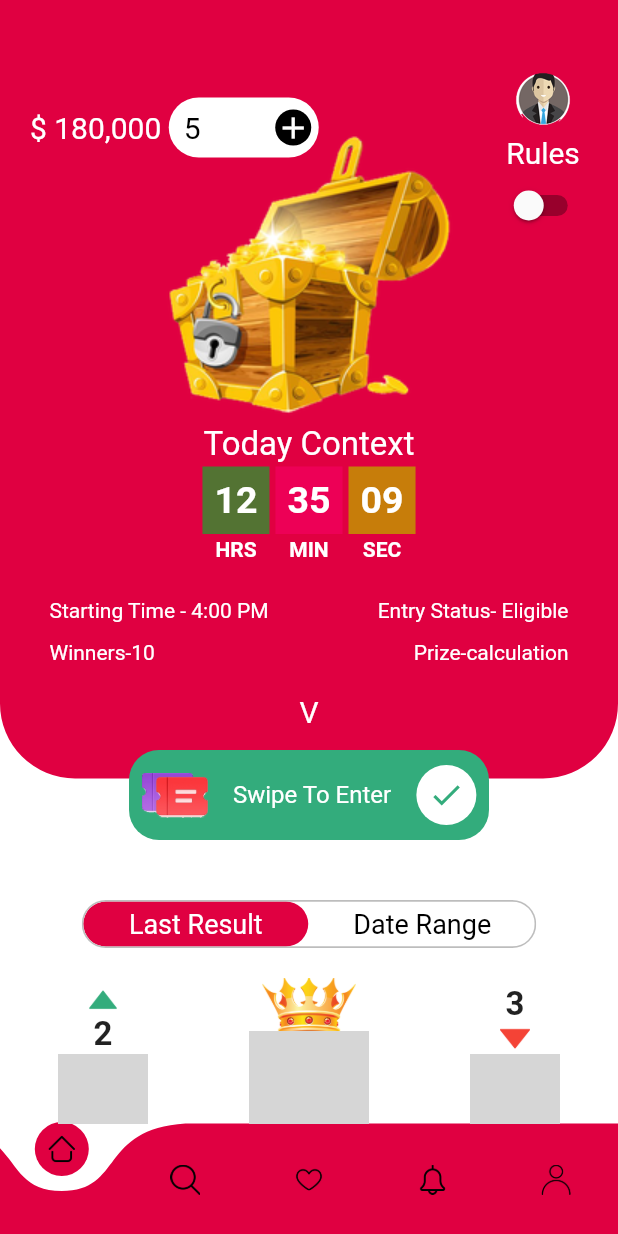
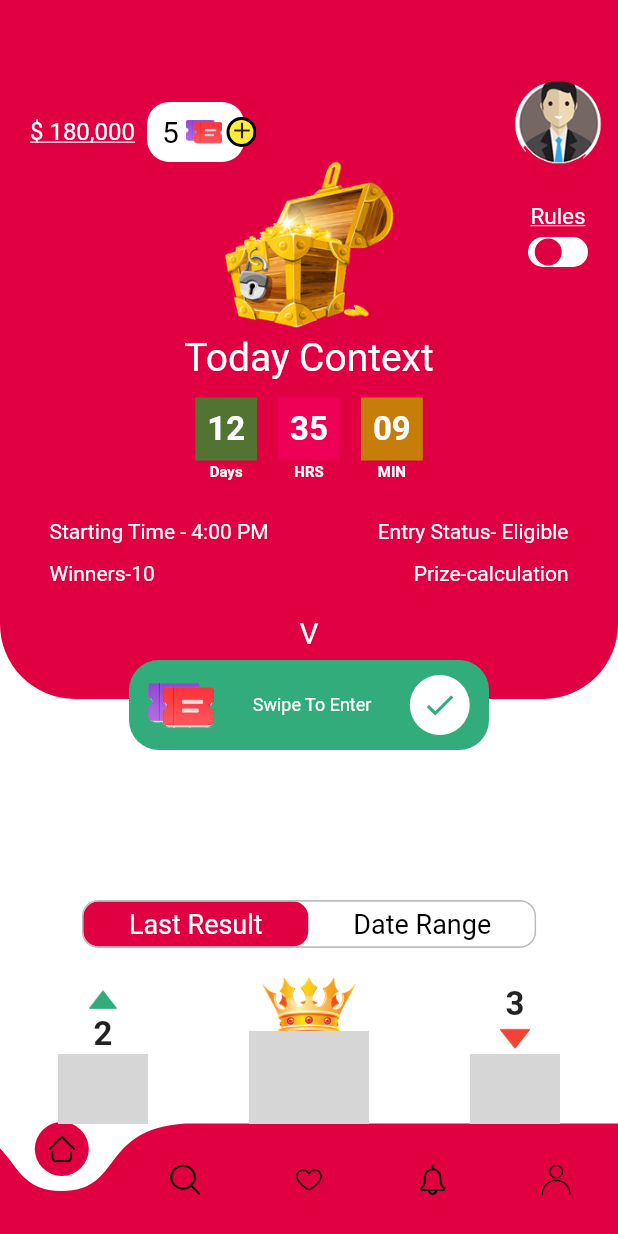
Before and after one commit to vanshajbhati/qq, a Flutter app: the Home screen opened directly, on a phone screen of 412 x 824 dp. Run offline on Flutter 3.47's test engine with Material 2 defaults, Android fonts, the light colour scheme and no system bars; drawn by our look-alikes of curved_navigation_bar, flutter_switch, toggle_switch; our stand-ins replace country_code_picker, get, google_fonts, pin_code_fields, syncfusion_flutter_charts, tab_indicator_styler; missing offline and left inert: flutter_beautiful_popup, flutter_jigsaw_puzzle; network calls fail; grey boxes are pictures that could not be loaded.

Commit message:
commit 24 feb

```diff
--- a/lib/home.dart
+++ b/lib/home.dart
@@ -4,6 +4,7 @@
 import 'package:curved_navigation_bar/curved_navigation_bar.dart';
 import 'package:flutter/material.dart';
 import 'package:flutter_beautiful_popup/main.dart';
+import 'package:flutter_switch/flutter_switch.dart';
 import 'package:qq/account.dart';
 import 'package:qq/buyTocken.dart';
 import 'package:qq/colors.dart';
@@ -193,13 +194,16 @@ class _HomeState extends State<Home> {
                             Container(
 
                               alignment: Alignment.center,
-                              margin: EdgeInsets.fromLTRB(00, 20, 00, 00),
-                              child: Image.asset("assets/4-2-treasure-picture-thumb.png"),
+                              margin: EdgeInsets.fromLTRB(00, 40, 00, 00),
+                              child: Image.asset("assets/4-2-treasure-picture-thumb.png", height: 120,),
                             ),
 
-                            Text("Today Context", style: TextStyle(
-                              color: Colors.white, fontSize: 22
+                            Container(
+                              height: 40,
+                              child: Text("Today Context", style: TextStyle(
+                                color: Colors.white, fontSize: 26
                               ),),
+                            ),
 
                             Row(
                               mainAxisAlignment: MainAxisAlignment.center,
@@ -212,15 +216,19 @@ class _HomeState extends State<Home> {
                                       color: Color(0xff537333),
                                       child: Center(
                                         child: Text("12", style: TextStyle(
-                                          fontWeight: FontWeight.bold, color: Colors.white,fontSize: 25
+                                          fontWeight: FontWeight.bold, color: Colors.white,fontSize: 22
                                         ),),
                                       ),
                                     ),
-                                    Text("HRS", style: TextStyle(
+                                    Text("Days", style: TextStyle(
                                         color: Colors.white,
+                                      fontSize: 10,
                                       fontWeight: FontWeight.bold
                                     ), ),
                                   ],
+                                ),
+                                SizedBox(
+                                  width: 10,
                                 ),
                                 Column(
                                   children: [
@@ -235,16 +243,21 @@ class _HomeState extends State<Home> {
                                         color: Color(0xffED0056),
                                         child: Center(
                                           child: Text("35", style: TextStyle(
-                                              fontWeight: FontWeight.bold, color: Colors.white,fontSize: 25
+                                              fontWeight: FontWeight.bold, color: Colors.white,fontSize: 22
                                           ),),
                                         ),
                                       ),
                                     ),
-                                    Text("MIN", style: TextStyle(
+                                    Text("HRS", style: TextStyle(
                                         color: Colors.white,
+                                        fontSize: 10,
                                         fontWeight: FontWeight.bold
                                     ), ),
                                   ],
+                                ),
+
+                                SizedBox(
+                                  width: 10,
                                 ),
                                 Column(
                                   children: [
@@ -254,12 +267,13 @@ class _HomeState extends State<Home> {
                                       color: Color(0xffC77D0A),
                                       child: Center(
                                         child: Text("09", style: TextStyle(
-                                            fontWeight: FontWeight.bold, color: Colors.white,fontSize: 25
+                                            fontWeight: FontWeight.bold, color: Colors.white,fontSize: 22
                                         ),),
                                       ),
                                     ),
-                                    Text("SEC", style: TextStyle(
+                                    Text("MIN", style: TextStyle(
                                         color: Colors.white,
+                                        fontSize: 10,
                                         fontWeight: FontWeight.bold
                                     ), ),
                                   ],
@@ -341,6 +355,13 @@ class _HomeState extends State<Home> {
                             Padding(
                               padding: EdgeInsets.all(10),
                             ),
+                            Container(
+                              child: InkWell(
+                                onTap: (){
+                                  Navigator.push(context, MaterialPageRoute(builder: (Context)=>BuyToken()));
+                                },
+                                child: Stack(
+                                    children: <Widget>[
                                       Row(
                                         children: [
                                           InkWell(
@@ -348,18 +369,24 @@ class _HomeState extends State<Home> {
                                               Navigator.push(context, MaterialPageRoute(builder: (Context)=>Wallet()));
                                             },
                                             child: Text("\$ 180,000", textAlign: TextAlign.left, style: const TextStyle(
-                                      color: Colors.white, fontSize: 20
+                                              color: Colors.white, fontSize: 16,
+                                              decoration: TextDecoration.underline,
                                             ),),
                                           ),
 
                                           Container(
+                                            width: 71,
                                             margin: EdgeInsets.all(5),
+                                            color: Colors.transparent,
+                                            child: Container(
+                                              margin: EdgeInsets.all(3),
                                               height: 40,
-                                  width: 100,
+                                              width: 65,
+
 
                                               decoration: BoxDecoration(
                                                 color: Colors.white,
-                                    borderRadius: BorderRadius.circular(22),
+                                                borderRadius: BorderRadius.only(topRight: Radius.circular(15), bottomRight: Radius.circular(15), topLeft: Radius.circular(15), bottomLeft: Radius.circular(15) ),
                                               ),
 
                                               child: InkWell(
@@ -369,7 +396,8 @@ class _HomeState extends State<Home> {
                                                 child: Container(
                                                   margin: EdgeInsets.only(left: 10),
                                                   child: Row(
-                                        mainAxisAlignment: MainAxisAlignment.spaceBetween,
+                                                    mainAxisAlignment: MainAxisAlignment.start,
+                                                    crossAxisAlignment: CrossAxisAlignment.center,
                                                     children: [
 
                                                       Text("5", style: TextStyle(
@@ -380,11 +408,13 @@ class _HomeState extends State<Home> {
                                                         margin: EdgeInsets.all(5),
                                                         height: 24,
                                                         width: 24,
-                                            child: Icon(Icons.add, color: Colors.white,),
+                                                        child: Image.asset("assets/tokens.png",height: 20,),
+
+
 
 
                                                         decoration: BoxDecoration(
-                                              color: Colors.black,
+
                                                           borderRadius: BorderRadius.circular(22),
                                                         ),
                                                       )
@@ -392,8 +422,38 @@ class _HomeState extends State<Home> {
                                                   ),
                                                 ),
                                               ),
+                                            ),
                                           )
                                         ],
+                                      ),
+                                      Positioned(
+                                        left: 131,
+                                        top: 18,
+                                        child: Container(
+
+                                          width: 20,
+                                          height: 20,
+                                          decoration: BoxDecoration(
+                                            color: Colors.yellow,
+                                            borderRadius: BorderRadius.circular(20),
+                                            border: Border.all(color: Colors.black, width: 2,)
+                                          ),
+
+                                        ),
+                                      ),
+                                      Positioned(
+                                        left: 132.4,
+                                        top: 18.2,
+                                        child:
+                                             Icon(Icons.add, size: 18, ))
+
+
+
+                                    ],
+
+
+                                ),
+                              ),
                             ),
                           ],
                         ),
@@ -402,23 +462,50 @@ class _HomeState extends State<Home> {
 
                           children: [
                             SizedBox(
-                                height: 50,
-                                width: 140,
+                                height: 80,
+                                width: 120,
 
                                 child: Image.asset("assets/accountMan.png")
                                 ),
+                            Column(
+                              children: [
+                                Padding(padding: EdgeInsets.only(top: 15)),
                                 Text("Rules", style: TextStyle(
-                                color: Colors.white, fontSize: 20
+                                    color: Colors.white, fontSize: 15,
+                                  decoration: TextDecoration.underline
                                 ),),
 
-                            Switch(
+                                SizedBox(
+                                  height: 5,
+                                ),
+
+                                Container(
+                                  height: 20,
+                                  width: 40,
+                                  child: FlutterSwitch(
                                       value: status,
-                              onChanged: (value) {
+                                      width: 50.0,
+                                      height: 20.0,
+                                      valueFontSize: 25.0,
+                                      toggleSize: 25.0,
+                                      toggleColor: colorResource.primaryColor,
+                                      activeColor: colorResource.primaryColor2,
+                                      inactiveColor: Colors.white,
+
+                                      borderRadius: 30.0,
+                                      padding: 1.0,
+
+                                      onToggle: (value) {
                                         setState(() {
                                           status = value;
                                           print(status);
                                         });}
+                                  ),
                                 )
+                              ],
+                            ),
+
+
                           ],
                         ),
 
@@ -429,7 +516,7 @@ class _HomeState extends State<Home> {
 
 
                   Positioned(
-                    top:  500 ,
+                    top:  440 ,
 
                     width: size.width,
 
@@ -458,7 +545,7 @@ class _HomeState extends State<Home> {
                                 Text(
                                   'Swipe To Enter',
                                   style: TextStyle(color: Colors.white,
-                                      fontSize: 16),
+                                      fontSize: 12),
                                 ),
 
                                 Container(
@@ -497,19 +584,23 @@ class _HomeState extends State<Home> {
                 ],
               ),
             ),
+
             Column(
               children: [
                 // Here, default theme colors are used for activeBgColor, activeFgColor, inactiveBgColor and inactiveFgColor
                 Container(
+
                   margin: EdgeInsets.all(20),
                   child: ToggleSwitch(
-                    cornerRadius: 30.0,
+                    cornerRadius: 10.0,
                     activeBgColors: [[colorResource.primaryColor], [colorResource.primaryColor]],
                     activeFgColor: Colors.white,
                     inactiveBgColor: Colors.white,
                     inactiveFgColor: Colors.black,
                     borderColor: [Colors.black26],
+
                     fontSize: 18,
+
 
                     borderWidth: 1,
                     radiusStyle: true,
--- a/pubspec.yaml
+++ b/pubspec.yaml
@@ -47,6 +47,7 @@ dependencies:
   get: ^4.6.1
   flutter_jigsaw_puzzle: ^0.1.0
   google_fonts: ^2.3.1
+  flutter_switch: ^0.3.2
 
 
 dev_dependencies:
```
Also changed, not shown: pubspec.lock. Lines whose indentation alone changed are shown as unchanged.
